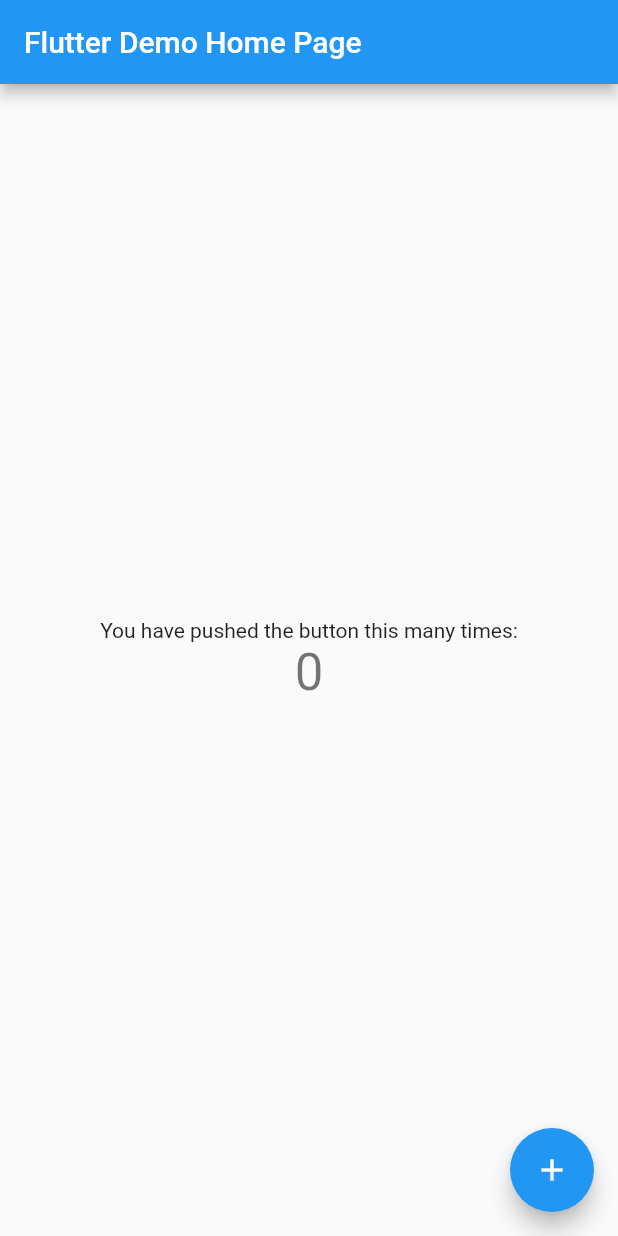
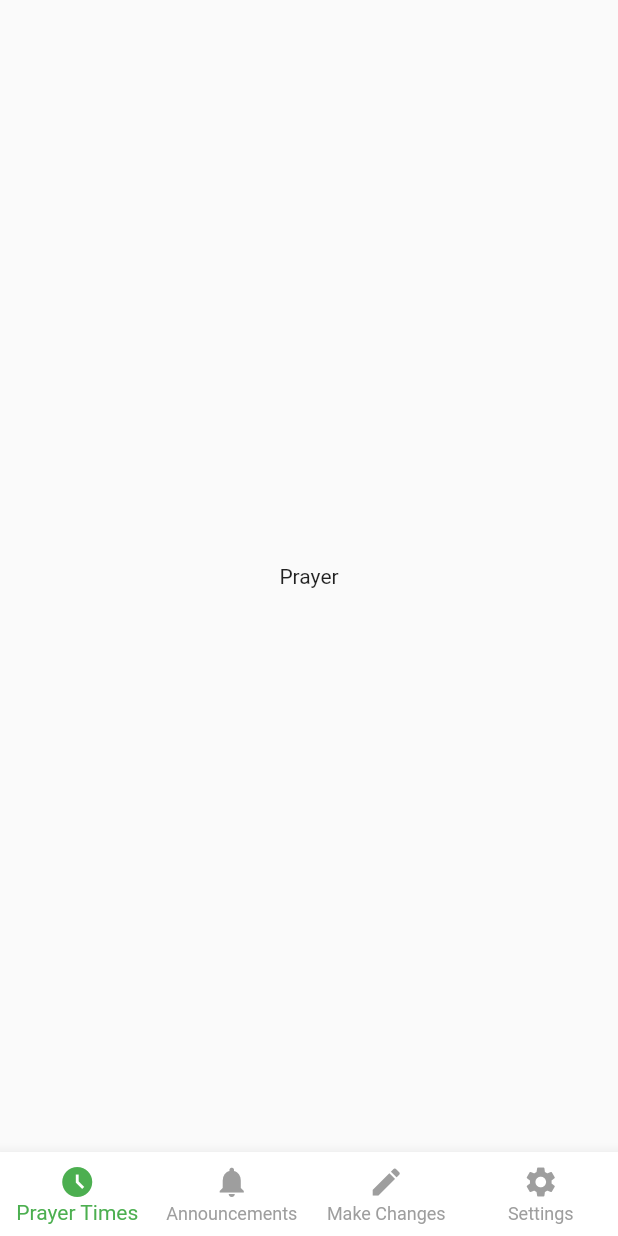
Before and after one commit to Kelowna-Islamic-Center/mobile, a Flutter app: the screen it shows after launch, on a phone screen of 412 x 824 dp. Run offline on Flutter 3.47's test engine with Material 2 defaults, Android fonts, the phone set to English and light mode, and no system bars; our stand-ins replace firebase_core; accounts and stored records are empty.

Commit message:
Basic bottom navigation

```diff
--- a/lib/main.dart
+++ b/lib/main.dart
@@ -1,118 +1,66 @@
 import 'package:flutter/material.dart';
 import 'package:firebase_core/firebase_core.dart';
+import 'package:kelowna_islamic_center/sections/announcement_section.dart';
+import 'package:kelowna_islamic_center/sections/editor_section.dart';
+import 'package:kelowna_islamic_center/sections/prayer_section.dart';
+import 'package:kelowna_islamic_center/sections/settings_section.dart';
 
 Future<void> main() async {
   WidgetsFlutterBinding.ensureInitialized();
-  var fb = await Firebase.initializeApp();
-  runApp(const MyApp());
+  await Firebase.initializeApp();
+  runApp(const App());
 }
 
-class MyApp extends StatelessWidget {
-  const MyApp({Key? key}) : super(key: key);
+class App extends StatelessWidget {
+  const App({Key? key}) : super(key: key);
 
   // This widget is the root of your application.
   @override
   Widget build(BuildContext context) {
     return MaterialApp(
-      title: 'Flutter Demo',
       theme: ThemeData(
-        // This is the theme of your application.
-        //
-        // Try running your application with "flutter run". You'll see the
-        // application has a blue toolbar. Then, without quitting the app, try
-        // changing the primarySwatch below to Colors.green and then invoke
-        // "hot reload" (press "r" in the console where you ran "flutter run",
-        // or simply save your changes to "hot reload" in a Flutter IDE).
-        // Notice that the counter didn't reset back to zero; the application
-        // is not restarted.
-        primarySwatch: Colors.blue,
+        primarySwatch: Colors.green,
       ),
-      home: const MyHomePage(title: 'Flutter Demo Home Page'),
+      home: const HomePage(),
     );
   }
 }
 
-class MyHomePage extends StatefulWidget {
-  const MyHomePage({Key? key, required this.title}) : super(key: key);
-
-  // This widget is the home page of your application. It is stateful, meaning
-  // that it has a State object (defined below) that contains fields that affect
-  // how it looks.
-
-  // This class is the configuration for the state. It holds the values (in this
-  // case the title) provided by the parent (in this case the App widget) and
-  // used by the build method of the State. Fields in a Widget subclass are
-  // always marked "final".
-
-  final String title;
+class HomePage extends StatefulWidget {
+  const HomePage({Key? key}) : super(key: key);
 
   @override
-  State<MyHomePage> createState() => _MyHomePageState();
+  State<HomePage> createState() => _HomePageState();
 }
 
-class _MyHomePageState extends State<MyHomePage> {
-  int _counter = 0;
+class _HomePageState extends State<HomePage> {
+  int currentIndex = 0;
 
-  void _incrementCounter() {
-    setState(() {
-      // This call to setState tells the Flutter framework that something has
-      // changed in this State, which causes it to rerun the build method below
-      // so that the display can reflect the updated values. If we changed
-      // _counter without calling setState(), then the build method would not be
-      // called again, and so nothing would appear to happen.
-      _counter++;
-    });
-  }
+  final sections = const [
+    PrayerPage(),
+    AnnouncementsPage(),
+    EditorPage(),
+    SettingsPage()
+  ];
 
   @override
   Widget build(BuildContext context) {
-    // This method is rerun every time setState is called, for instance as done
-    // by the _incrementCounter method above.
-    //
-    // The Flutter framework has been optimized to make rerunning build methods
-    // fast, so that you can just rebuild anything that needs updating rather
-    // than having to individually change instances of widgets.
     return Scaffold(
-      appBar: AppBar(
-        // Here we take the value from the MyHomePage object that was created by
-        // the App.build method, and use it to set our appbar title.
-        title: Text(widget.title),
+      body: sections[currentIndex],
+      bottomNavigationBar: BottomNavigationBar(
+        type: BottomNavigationBarType.fixed,
+        backgroundColor: Colors.white,
+        selectedItemColor: Colors.green,
+        unselectedItemColor: Colors.grey,
+        currentIndex: currentIndex,
+        onTap: (index) => setState(() => {currentIndex = index}),
+        items: const [
+            BottomNavigationBarItem(icon: Icon(Icons.access_time_filled), label: 'Prayer Times'),
+            BottomNavigationBarItem(icon: Icon(Icons.notifications), label: 'Announcements'),
+            BottomNavigationBarItem(icon: Icon(Icons.edit), label: 'Make Changes'),
+            BottomNavigationBarItem(icon: Icon(Icons.settings), label: 'Settings'),
+        ]
       ),
-      body: Center(
-        // Center is a layout widget. It takes a single child and positions it
-        // in the middle of the parent.
-        child: Column(
-          // Column is also a layout widget. It takes a list of children and
-          // arranges them vertically. By default, it sizes itself to fit its
-          // children horizontally, and tries to be as tall as its parent.
-          //
-          // Invoke "debug painting" (press "p" in the console, choose the
-          // "Toggle Debug Paint" action from the Flutter Inspector in Android
-          // Studio, or the "Toggle Debug Paint" command in Visual Studio Code)
-          // to see the wireframe for each widget.
-          //
-          // Column has various properties to control how it sizes itself and
-          // how it positions its children. Here we use mainAxisAlignment to
-          // center the children vertically; the main axis here is the vertical
-          // axis because Columns are vertical (the cross axis would be
-          // horizontal).
-          mainAxisAlignment: MainAxisAlignment.center,
-          children: <Widget>[
-            const Text(
-              'You have pushed the button this many times:',
-            ),
-            Text(
-              '$_counter',
-              style: Theme.of(context).textTheme.headline4,
-            ),
-          ],
-        ),
-      ),
-      floatingActionButton: FloatingActionButton(
-        onPressed: _incrementCounter,
-        tooltip: 'Increment',
-        child: const Icon(Icons.add),
-      ), // This trailing comma makes auto-formatting nicer for build methods.
     );
   }
 }
--- /dev/null
+++ b/lib/sections/announcement_section.dart
@@ -0,0 +1,9 @@
+import 'package:flutter/material.dart';
+
+class AnnouncementsPage extends StatelessWidget {
+  const AnnouncementsPage({Key? key}) : super(key: key);
+
+  @override
+  Widget build(BuildContext context) =>
+      const Scaffold(body: Center(child: Text("Announcements")));
+}
--- /dev/null
+++ b/lib/sections/editor_section.dart
@@ -0,0 +1,9 @@
+import 'package:flutter/material.dart';
+
+class EditorPage extends StatelessWidget {
+  const EditorPage({Key? key}) : super(key: key);
+
+  @override
+  Widget build(BuildContext context) =>
+      const Scaffold(body: Center(child: Text("Editor")));
+}
--- /dev/null
+++ b/lib/sections/prayer_section.dart
@@ -0,0 +1,9 @@
+import 'package:flutter/material.dart';
+
+class PrayerPage extends StatelessWidget {
+  const PrayerPage({Key? key}) : super(key: key);
+
+  @override
+  Widget build(BuildContext context) =>
+      const Scaffold(body: Center(child: Text("Prayer")));
+}
--- /dev/null
+++ b/lib/sections/settings_section.dart
@@ -0,0 +1,9 @@
+import 'package:flutter/material.dart';
+
+class SettingsPage extends StatelessWidget {
+  const SettingsPage({Key? key}) : super(key: key);
+
+  @override
+  Widget build(BuildContext context) =>
+      const Scaffold(body: Center(child: Text("Settings")));
+}
```
